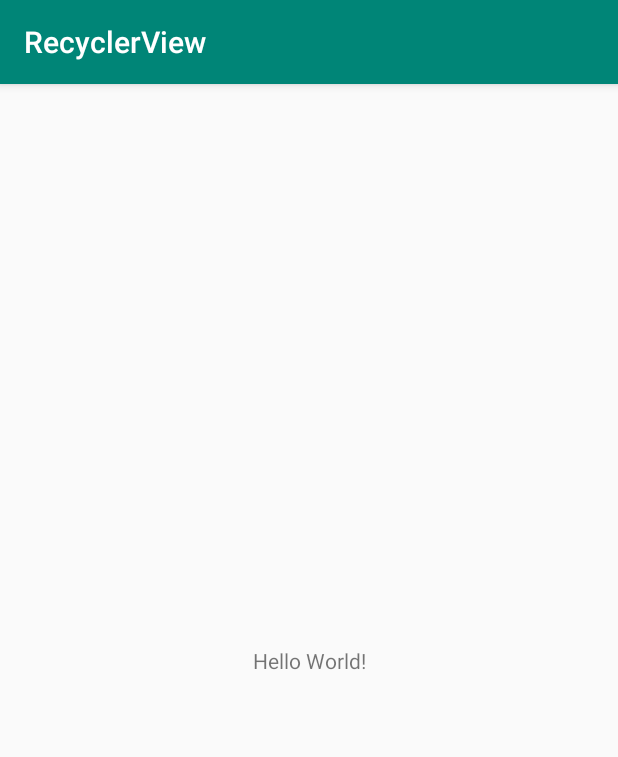
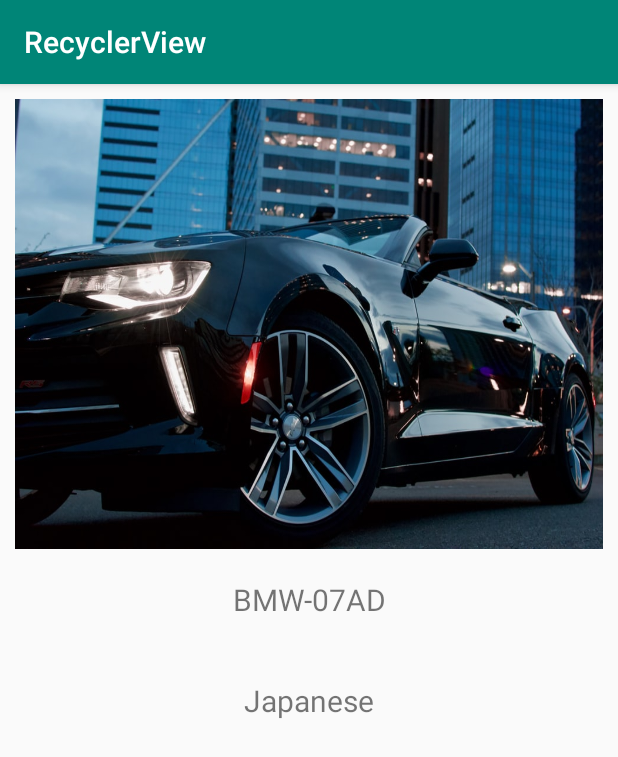
Before and after one commit to DeepakMaharjan/RecyclerView, an Android app: the screen it shows after launch (MainActivity), on a phone screen of 412 x 824 dp. Shown: the top 757 px of the screen. Run offline under Robolectric (Android 15) with nearby library versions, the phone set to English and light mode, and no system bars.

Commit message:
Recycle View Added

```diff
--- a/app/build.gradle
+++ b/app/build.gradle
@@ -26,4 +26,7 @@ dependencies {
     testImplementation 'junit:junit:4.12'
     androidTestImplementation 'androidx.test.ext:junit:1.1.0'
     androidTestImplementation 'androidx.test.espresso:espresso-core:3.1.1'
+
+    implementation "androidx.recyclerview:recyclerview:1.0.0"
+
 }
--- a/app/src/main/AndroidManifest.xml
+++ b/app/src/main/AndroidManifest.xml
@@ -9,6 +9,7 @@
         android:roundIcon="@mipmap/ic_launcher_round"
         android:supportsRtl="true"
         android:theme="@style/AppTheme">
+        <activity android:name=".CarDetails"></activity>
         <activity android:name=".MainActivity">
             <intent-filter>
                 <action android:name="android.intent.action.MAIN" />
--- /dev/null
+++ b/app/src/main/java/com/deepak/recyclerview/Cars.java
@@ -0,0 +1,39 @@
+package com.deepak.recyclerview;
+
+public class Cars {
+
+    private String name;
+    private String brand;
+    private int image;
+
+    public Cars(String name, String brand, int image) {
+        this.name = name;
+        this.brand = brand;
+        this.image = image;
+    }
+
+    public String getName() {
+        return name;
+    }
+
+    public void setName(String name) {
+        this.name = name;
+    }
+
+    public String getBrand() {
+        return brand;
+    }
+
+    public void setBrand(String brand) {
+        this.brand = brand;
+    }
+
+    public int getImage() {
+        return image;
+    }
+
+    public void setImage(int image) {
+        this.image = image;
+    }
+
+}
--- /dev/null
+++ b/app/src/main/java/com/deepak/recyclerview/CarsAdapter.java
@@ -0,0 +1,76 @@
+package com.deepak.recyclerview;
+
+import android.content.Context;
+import android.content.Intent;
+import android.text.Layout;
+import android.view.LayoutInflater;
+import android.view.View;
+import android.view.ViewGroup;
+import android.widget.ImageView;
+import android.widget.TextView;
+
+import androidx.annotation.NonNull;
+import androidx.recyclerview.widget.RecyclerView;
+
+import java.util.List;
+
+public class CarsAdapter extends RecyclerView.Adapter<CarsAdapter.CarsViewHolders> {
+
+
+    List<Cars> carsList;
+    Context context;
+
+    public CarsAdapter(Context context, List<Cars> carsList){
+        this.context = context;
+        this.carsList = carsList;
+    }
+
+    @NonNull
+    @Override
+    public CarsViewHolders onCreateViewHolder(@NonNull ViewGroup parent, int viewType) {
+        View view = LayoutInflater.from(parent.getContext())
+                .inflate(R.layout.layout_cars,parent,false);
+        return new CarsViewHolders(view);
+    }
+
+    @Override
+    public void onBindViewHolder(@NonNull CarsViewHolders holder, int position) {
+        final Cars cars = carsList.get(position);
+        holder.imgProfile.setImageResource(cars.getImage());
+        holder.tvName.setText(cars.getName());
+        holder.tvBrand.setText(cars.getBrand());
+
+        holder.imgProfile.setOnClickListener(new View.OnClickListener() {
+            @Override
+            public void onClick(View v) {
+
+                Intent intent = new Intent(context, CarDetails.class);
+
+                intent.putExtra("image", cars.getImage());
+                intent.putExtra("name",cars.getName());
+                intent.putExtra("brand",cars.getBrand());
+
+                context.startActivity(intent);
+            }
+        });
+    }
+
+    @Override
+    public int getItemCount() {
+        return carsList.size();
+    }
+
+    public class CarsViewHolders extends RecyclerView.ViewHolder{
+
+        ImageView imgProfile;
+        TextView tvName, tvBrand;
+
+        public CarsViewHolders(@NonNull View itemView) {
+            super(itemView);
+
+            imgProfile = itemView.findViewById(R.id.imgCars);
+            tvName = itemView.findViewById(R.id.tvName);
+            tvBrand = itemView.findViewById(R.id.tvBrand);
+        }
+    }
+}
--- a/app/src/main/java/com/deepak/recyclerview/MainActivity.java
+++ b/app/src/main/java/com/deepak/recyclerview/MainActivity.java
@@ -1,14 +1,36 @@
 package com.deepak.recyclerview;
 
 import androidx.appcompat.app.AppCompatActivity;
+import androidx.recyclerview.widget.GridLayoutManager;
+import androidx.recyclerview.widget.LinearLayoutManager;
+import androidx.recyclerview.widget.RecyclerView;
 
 import android.os.Bundle;
 
+import java.util.ArrayList;
+import java.util.List;
+
 public class MainActivity extends AppCompatActivity {
+
+    private RecyclerView recyclerView;
 
     @Override
     protected void onCreate(Bundle savedInstanceState) {
         super.onCreate(savedInstanceState);
         setContentView(R.layout.activity_main);
+
+        recyclerView = findViewById(R.id.recyclerView);
+
+        //Create a list of cars to display in Recycler View
+        List<Cars> carsList = new ArrayList<>();
+
+        carsList.add(new Cars("BMW-07AD", "Japanese", R.drawable.bmw));
+        carsList.add(new Cars("Hyundai-ASD45","Hyundai Italy",R.drawable.hyundai));
+        carsList.add(new Cars("Lambergini","Lambo",R.drawable.lambo));
+
+        CarsAdapter carsAdapter = new CarsAdapter(this, carsList);
+        recyclerView.setAdapter(carsAdapter);
+        recyclerView.setLayoutManager(new LinearLayoutManager(this,LinearLayoutManager.HORIZONTAL, false));
+
     }
 }
--- a/app/src/main/res/layout/activity_main.xml
+++ b/app/src/main/res/layout/activity_main.xml
@@ -1,18 +1,18 @@
 <?xml version="1.0" encoding="utf-8"?>
-<androidx.constraintlayout.widget.ConstraintLayout xmlns:android="http://schemas.android.com/apk/res/android"
+<LinearLayout xmlns:android="http://schemas.android.com/apk/res/android"
     xmlns:app="http://schemas.android.com/apk/res-auto"
     xmlns:tools="http://schemas.android.com/tools"
     android:layout_width="match_parent"
     android:layout_height="match_parent"
+    android:orientation="vertical"
     tools:context=".MainActivity">
 
-    <TextView
-        android:layout_width="wrap_content"
+    <androidx.recyclerview.widget.RecyclerView
+        android:id="@+id/recyclerView"
+        android:layout_width="match_parent"
         android:layout_height="wrap_content"
-        android:text="Hello World!"
-        app:layout_constraintBottom_toBottomOf="parent"
-        app:layout_constraintLeft_toLeftOf="parent"
-        app:layout_constraintRight_toRightOf="parent"
-        app:layout_constraintTop_toTopOf="parent" />
+        />
 
-</androidx.constraintlayout.widget.ConstraintLayout>
+
+
+</LinearLayout>
--- /dev/null
+++ b/app/src/main/res/layout/layout_cars.xml
@@ -0,0 +1,35 @@
+<?xml version="1.0" encoding="utf-8"?>
+<LinearLayout xmlns:android="http://schemas.android.com/apk/res/android"
+    android:orientation="vertical"
+    android:layout_width="match_parent"
+    android:layout_height="match_parent"
+    android:layout_margin="10dp">
+    <ImageView
+        android:id="@+id/imgCars"
+        android:layout_gravity="center"
+        android:layout_width="wrap_content"
+        android:layout_height="300dp"
+        android:scaleType="fitXY"
+        android:src="@drawable/bmw"/>
+
+    <TextView
+        android:id="@+id/tvName"
+        android:layout_width="match_parent"
+        android:layout_height="wrap_content"
+        android:text="BMW"
+        android:textSize="20sp"
+        android:layout_margin="20dp"
+        android:gravity="center"
+        />
+
+    <TextView
+        android:id="@+id/tvBrand"
+        android:layout_width="match_parent"
+        android:layout_height="wrap_content"
+        android:text="Brand"
+        android:textSize="20sp"
+        android:layout_margin="20dp"
+        android:gravity="center"
+        />
+
+</LinearLayout>
```
Also changed, not shown: app/src/main/java/com/deepak/recyclerview/CarDetails.java (added, +33 -0 lines), app/src/main/res/layout/activity_car_details.xml (added, +37 -0 lines), app/src/main/res/drawable/bmw.jpeg (added), app/src/main/res/drawable/hyundai.png (added), app/src/main/res/drawable/lambo.jpeg (added).
